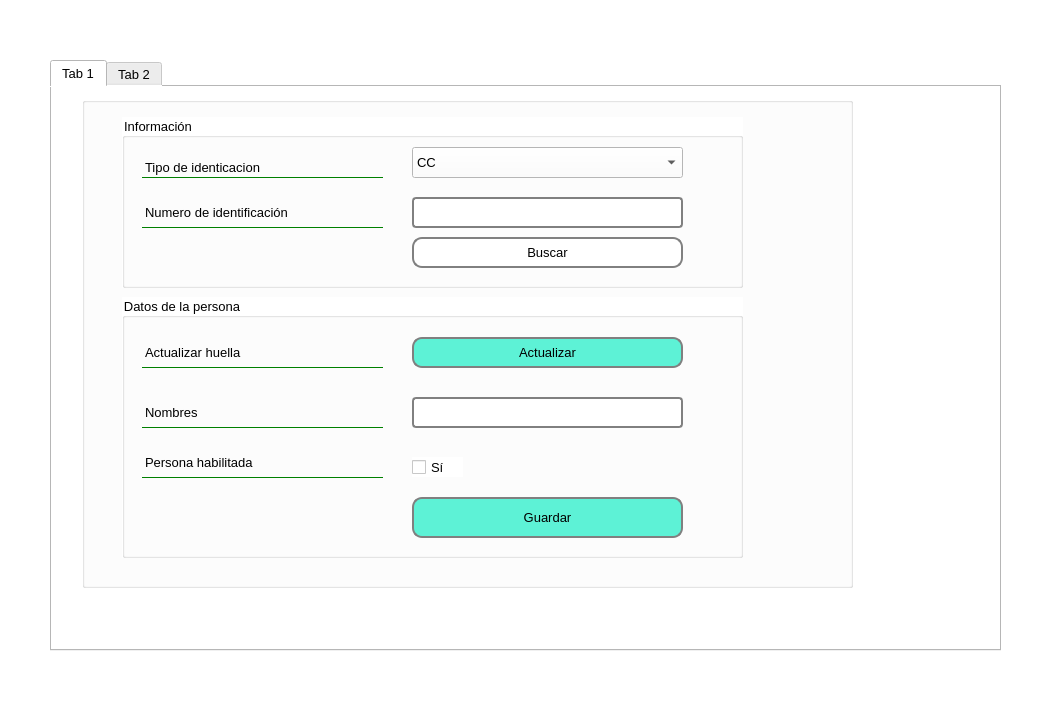
The window that frontend/uis/huella_dialog.ui (NSnietol/device-ph) describes before a commit, drawn with Qt 5.
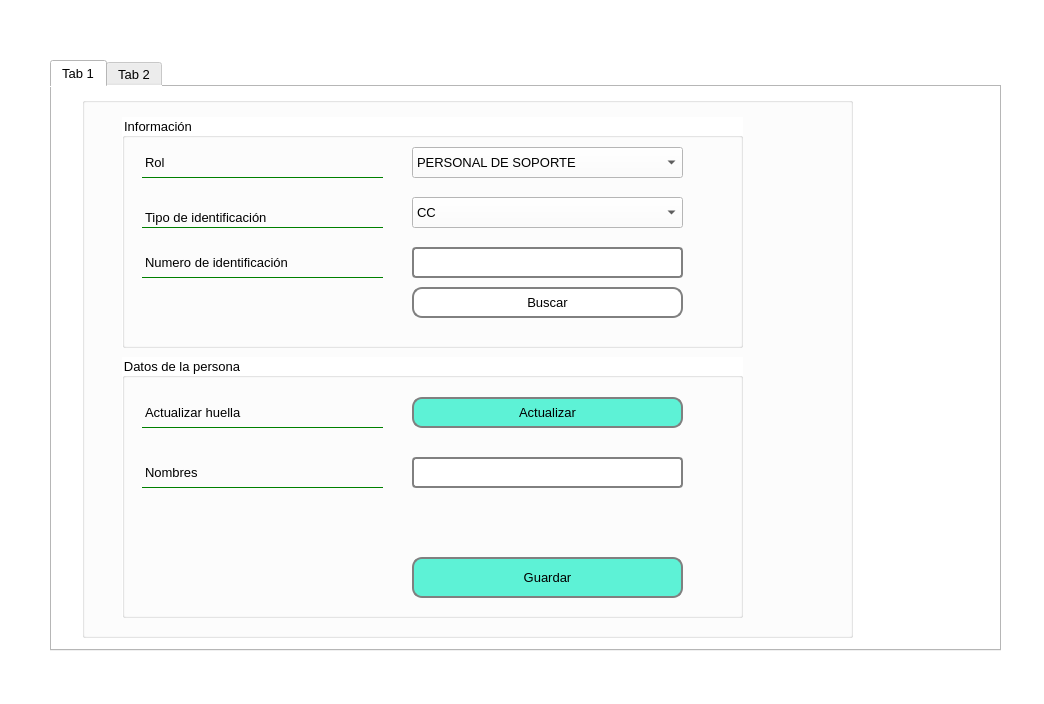
The same window after the commit.

```diff
--- a/frontend/uis/huella_dialog.ui
+++ b/frontend/uis/huella_dialog.ui
@@ -58,7 +58,7 @@
        <x>30</x>
        <y>10</y>
        <width>771</width>
-       <height>491</height>
+       <height>541</height>
       </rect>
      </property>
      <property name="styleSheet">
@@ -73,7 +73,7 @@
         <x>40</x>
         <y>20</y>
         <width>621</width>
-        <height>171</height>
+        <height>231</height>
        </rect>
       </property>
       <property name="minimumSize">
@@ -89,7 +89,7 @@
        <property name="geometry">
         <rect>
          <x>290</x>
-         <y>30</y>
+         <y>80</y>
          <width>271</width>
          <height>31</height>
         </rect>
@@ -114,20 +114,20 @@
        <property name="geometry">
         <rect>
          <x>20</x>
-         <y>40</y>
+         <y>90</y>
          <width>241</width>
          <height>21</height>
         </rect>
        </property>
        <property name="text">
-        <string>Tipo de identicacion</string>
+        <string>Tipo de identificación</string>
        </property>
       </widget>
       <widget class="QLabel" name="label_identification_value">
        <property name="geometry">
         <rect>
          <x>20</x>
-         <y>80</y>
+         <y>130</y>
          <width>241</width>
          <height>31</height>
         </rect>
@@ -140,7 +140,7 @@
        <property name="geometry">
         <rect>
          <x>290</x>
-         <y>80</y>
+         <y>130</y>
          <width>271</width>
          <height>31</height>
         </rect>
@@ -150,7 +150,7 @@
        <property name="geometry">
         <rect>
          <x>290</x>
-         <y>120</y>
+         <y>170</y>
          <width>271</width>
          <height>31</height>
         </rect>
@@ -164,12 +164,45 @@
         <string>Buscar</string>
        </property>
       </widget>
+      <widget class="QLabel" name="label_rol_value">
+       <property name="geometry">
+        <rect>
+         <x>20</x>
+         <y>30</y>
+         <width>241</width>
+         <height>31</height>
+        </rect>
+       </property>
+       <property name="text">
+        <string>Rol </string>
+       </property>
+      </widget>
+      <widget class="QComboBox" name="combo_box_rol">
+       <property name="geometry">
+        <rect>
+         <x>290</x>
+         <y>30</y>
+         <width>271</width>
+         <height>31</height>
+        </rect>
+       </property>
+       <item>
+        <property name="text">
+         <string>PERSONAL DE SOPORTE</string>
+        </property>
+       </item>
+       <item>
+        <property name="text">
+         <string>RESIDENTE</string>
+        </property>
+       </item>
+      </widget>
      </widget>
      <widget class="QGroupBox" name="group_box_people">
       <property name="geometry">
        <rect>
         <x>40</x>
-        <y>200</y>
+        <y>260</y>
         <width>621</width>
         <height>261</height>
        </rect>
@@ -201,33 +234,7 @@
         <string>Guardar</string>
        </property>
       </widget>
-      <widget class="QLabel" name="label_persona_habilitada">
-       <property name="geometry">
-        <rect>
-         <x>20</x>
-         <y>150</y>
-         <width>241</width>
-         <height>31</height>
-        </rect>
-       </property>
-       <property name="text">
-        <string>Persona habilitada</string>
-       </property>
-      </widget>
-      <widget class="QCheckBox" name="checkBoxDesactivarPersona">
-       <property name="geometry">
-        <rect>
-         <x>290</x>
-         <y>160</y>
-         <width>51</width>
-         <height>20</height>
-        </rect>
-       </property>
-       <property name="text">
-        <string>Sí</string>
-       </property>
-      </widget>
-      <widget class="QLabel" name="label_actualizarHuella">
+      <widget class="QLabel" name="label_actualizar_huella">
        <property name="geometry">
         <rect>
          <x>20</x>
```
Left out of the diff: 6 changed lines with no effect on the pictures.
